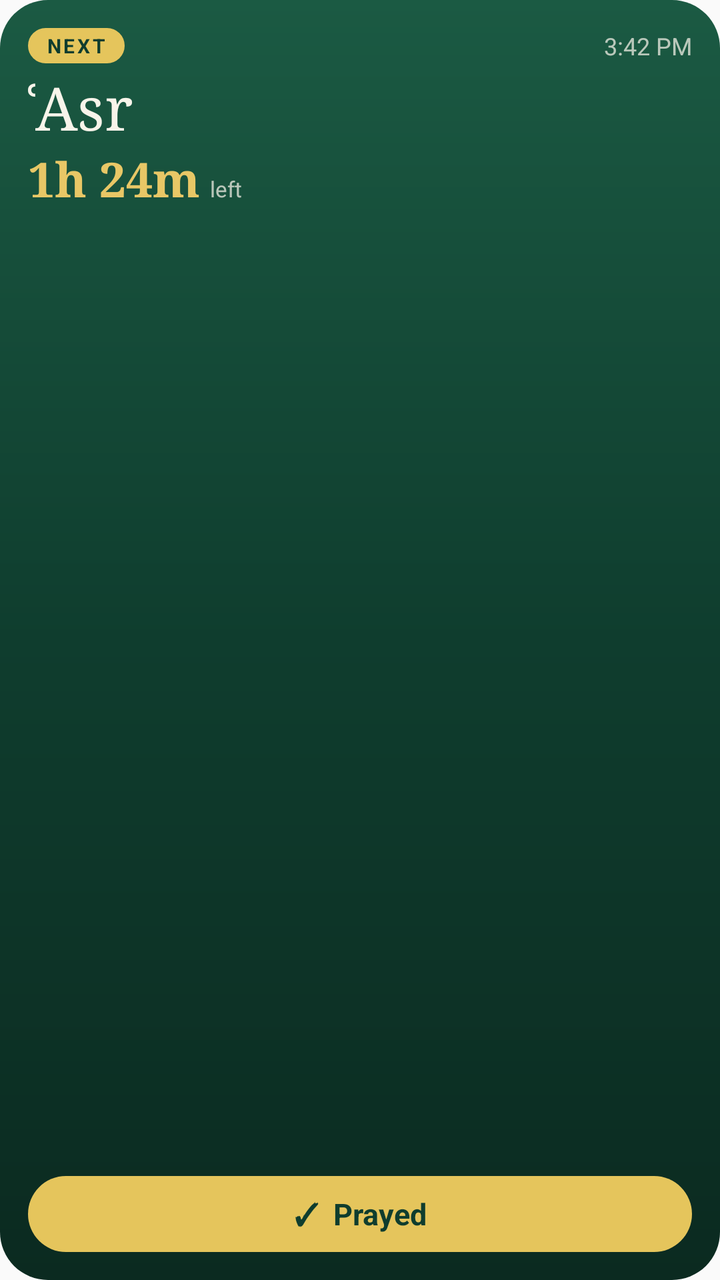
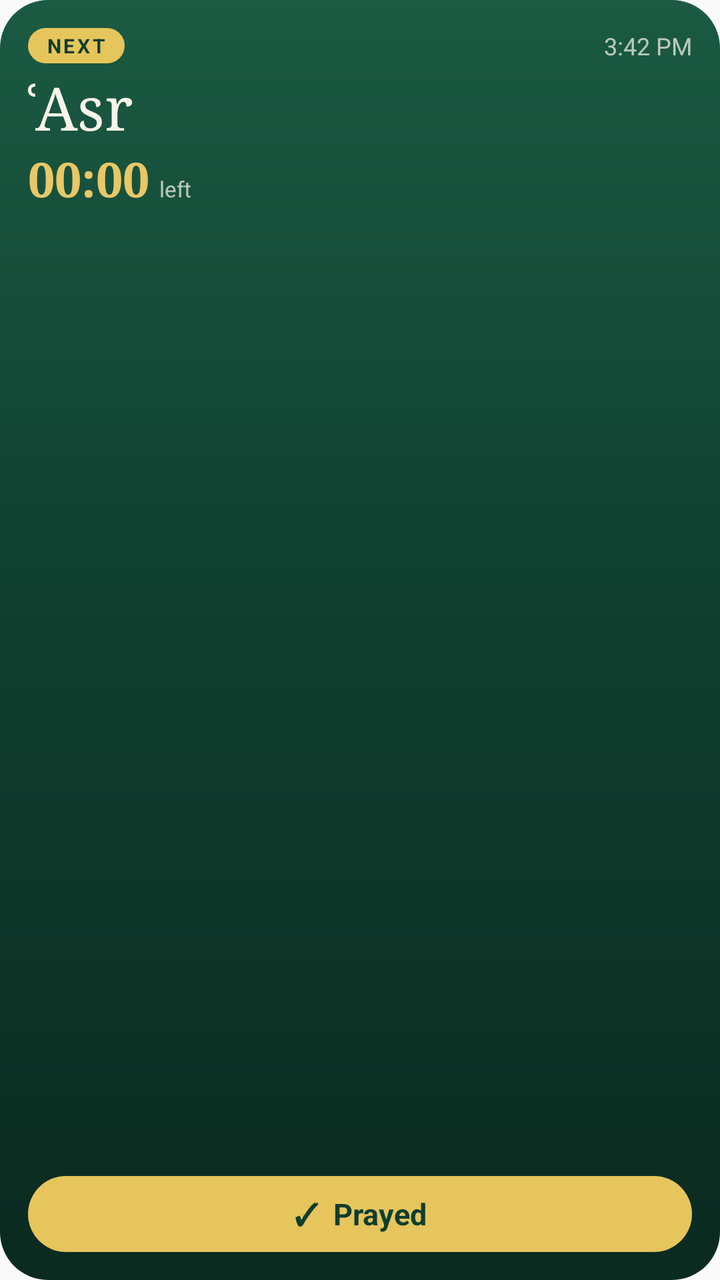

Two renders of the same Android screen: before a commit and after it. Below are the layout's source before the change and the commit's diff.
<!-- AndroidManifest.xml: application theme AppTheme -->
<!-- res/layout/zw_widget_small.xml -->
<?xml version="1.0" encoding="utf-8"?>
<FrameLayout xmlns:android="http://schemas.android.com/apk/res/android" android:id="@+id/zw_root" android:layout_width="match_parent" android:layout_height="match_parent"
    android:background="@drawable/zw_bg_forest" android:padding="14dp">
    <LinearLayout android:layout_width="match_parent" android:layout_height="match_parent" android:orientation="vertical">
        <LinearLayout android:layout_width="match_parent" android:layout_height="wrap_content" android:orientation="horizontal" android:gravity="center_vertical">
            <TextView android:id="@+id/zw_tag" android:layout_width="wrap_content" android:layout_height="wrap_content"
            android:background="@drawable/zw_bg_pill_gold" android:paddingStart="9dp" android:paddingEnd="9dp" android:paddingTop="2dp" android:paddingBottom="2dp"
            android:text="Next" android:textAllCaps="true" android:letterSpacing="0.12" android:textColor="@color/zw_forest" android:textSize="10sp" android:textStyle="bold" />
            <TextView android:id="@+id/zw_time" android:layout_width="0dp" android:layout_weight="1" android:layout_height="wrap_content" android:gravity="end"
                android:text="3:42 PM" android:textColor="@color/zw_on_forest_dim" android:textSize="12sp" android:maxLines="1" />
        </LinearLayout>
        <TextView android:id="@+id/zw_name" android:layout_width="match_parent" android:layout_height="wrap_content" android:layout_marginTop="2dp"
            android:fontFamily="serif" android:text="ʿAsr" android:textColor="@color/zw_on_forest" android:textSize="30sp" android:maxLines="1" android:ellipsize="end" />
        <LinearLayout android:layout_width="match_parent" android:layout_height="wrap_content" android:orientation="horizontal" android:baselineAligned="true">
            <TextView android:id="@+id/zw_countdown" android:layout_width="wrap_content" android:layout_height="wrap_content"
                android:fontFamily="serif" android:text="1h 24m" android:textColor="@color/zw_gold_text" android:textSize="24sp" android:textStyle="bold" android:maxLines="1" />
            <TextView android:id="@+id/zw_countdown_label" android:layout_width="wrap_content" android:layout_height="wrap_content" android:layout_marginStart="5dp"
                android:text="left" android:textColor="@color/zw_on_forest_dim" android:textSize="11sp" android:maxLines="1" />
        </LinearLayout>
        <FrameLayout android:layout_width="match_parent" android:layout_height="0dp" android:layout_weight="1" />
        <TextView android:id="@+id/zw_button" android:layout_width="match_parent" android:layout_height="38dp"
        android:background="@drawable/zw_bg_pill_gold" android:gravity="center" android:text="✓  Prayed"
        android:textColor="@color/zw_forest" android:textSize="15sp" android:textStyle="bold" android:maxLines="1" />
    </LinearLayout>
</FrameLayout>
<!-- resources referenced by this layout -->
<resources>
  <color name="zw_forest">#0F3D2E</color>
  <color name="zw_gold_text">#E8C766</color>
  <color name="zw_on_forest">#F8F4EA</color>
  <color name="zw_on_forest_dim">#B8F8F4EA</color>
  <!-- drawable zw_bg_forest (drawable) -->
  <?xml version="1.0" encoding="utf-8"?>
  <shape xmlns:android="http://schemas.android.com/apk/res/android" android:shape="rectangle">
      <gradient android:angle="270" android:startColor="@color/zw_forest_top" android:centerColor="@color/zw_forest" android:endColor="@color/zw_forest_bottom" />
      <corners android:radius="24dp" />
  </shape>
  <!-- drawable zw_bg_pill_gold (drawable) -->
  <?xml version="1.0" encoding="utf-8"?>
  <shape xmlns:android="http://schemas.android.com/apk/res/android" android:shape="rectangle">
      <solid android:color="@color/zw_gold" />
      <corners android:radius="999dp" />
  </shape>
  <style name="AppTheme" parent="Theme.AppCompat.Light.DarkActionBar">
          
          <item name="colorPrimary">@color/colorPrimary</item>
          <item name="colorPrimaryDark">@color/colorPrimaryDark</item>
          <item name="colorAccent">@color/colorAccent</item>
      </style>
  <color name="zw_forest_top">#1B5A43</color>
  <color name="zw_forest_bottom">#0B2A20</color>
  <color name="zw_gold">#E5C55C</color>
</resources>

<!-- the commit's change to res/layout/zw_widget_small.xml (unified diff, before → after) -->
@@ -12,8 +12,8 @@
         <TextView android:id="@+id/zw_name" android:layout_width="match_parent" android:layout_height="wrap_content" android:layout_marginTop="2dp"
             android:fontFamily="serif" android:text="ʿAsr" android:textColor="@color/zw_on_forest" android:textSize="30sp" android:maxLines="1" android:ellipsize="end" />
         <LinearLayout android:layout_width="match_parent" android:layout_height="wrap_content" android:orientation="horizontal" android:baselineAligned="true">
-            <TextView android:id="@+id/zw_countdown" android:layout_width="wrap_content" android:layout_height="wrap_content"
-                android:fontFamily="serif" android:text="1h 24m" android:textColor="@color/zw_gold_text" android:textSize="24sp" android:textStyle="bold" android:maxLines="1" />
+            <Chronometer android:id="@+id/zw_countdown" android:countDown="true" android:layout_width="wrap_content" android:layout_height="wrap_content"
+                android:fontFamily="serif" android:textColor="@color/zw_gold_text" android:textSize="24sp" android:textStyle="bold" android:maxLines="1" />
             <TextView android:id="@+id/zw_countdown_label" android:layout_width="wrap_content" android:layout_height="wrap_content" android:layout_marginStart="5dp"
                 android:text="left" android:textColor="@color/zw_on_forest_dim" android:textSize="11sp" android:maxLines="1" />
         </LinearLayout>
